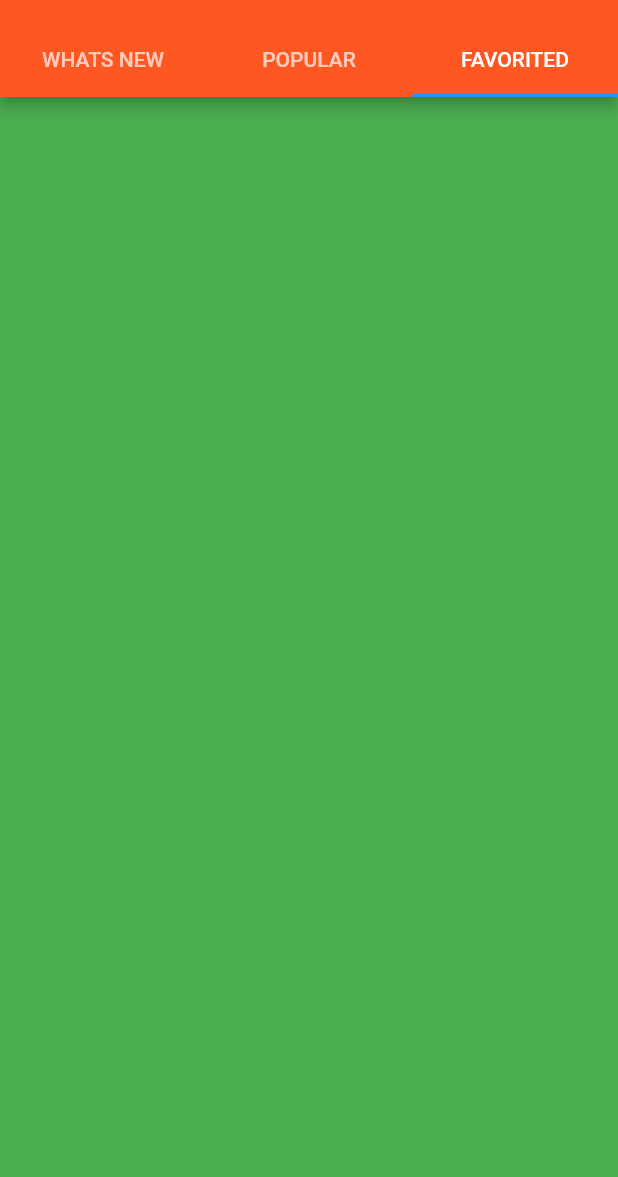
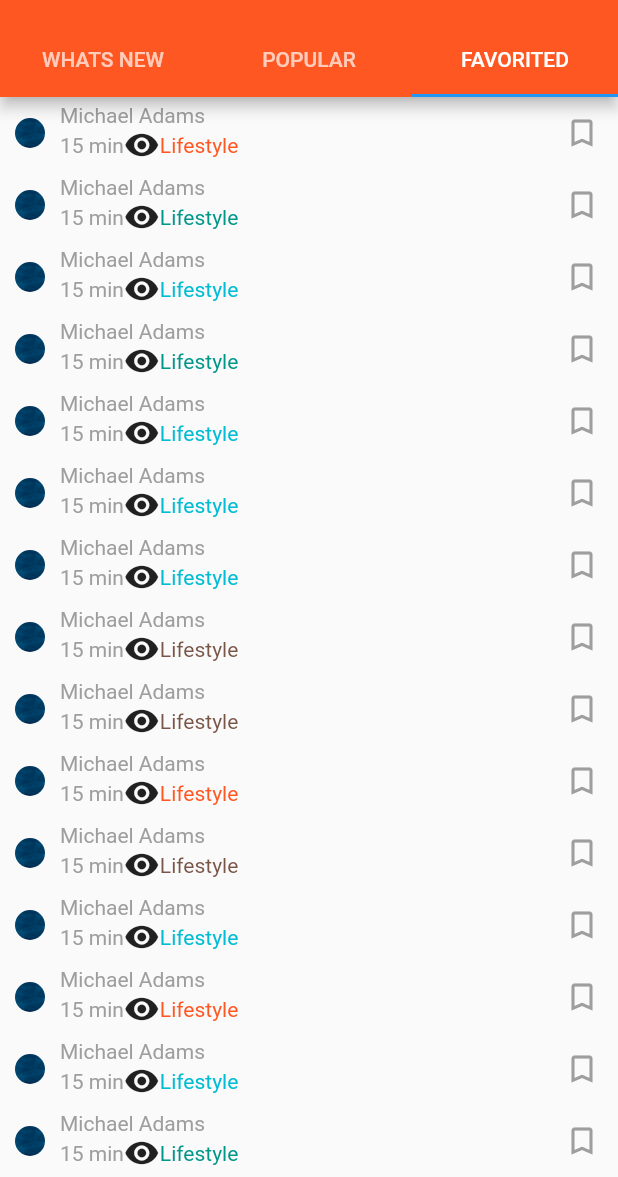
Before and after one commit to Farouk615/News_Application, a Flutter app: the HomePage screen opened directly, tab 3 chosen, on a phone screen of 412 x 824 dp, the part 59-1236 px from its top. Run offline on Flutter 3.47's test engine with Material 2 defaults, Android fonts, the phone set to English and light mode, and no system bars; missing offline and left inert: dart:html, page_view_indicator.

Commit message:
add listView of Favorited screen

```diff
--- a/lib/screens/Home_tab/Favorited.dart
+++ b/lib/screens/Home_tab/Favorited.dart
@@ -1,3 +1,6 @@
+import 'dart:html';
+import 'dart:math';
+
 import 'package:flutter/material.dart';
 
 class Favorite extends StatefulWidget {
@@ -8,10 +11,70 @@ class Favorite extends StatefulWidget {
 }
 
 class _FavoriteState extends State<Favorite> {
+  List<MaterialColor> textcolor = [
+    Colors.deepOrange,
+    Colors.teal,
+    Colors.cyan,
+    Colors.brown,
+  ];
+
+Random random = Random();
+  MaterialColor _getRandomColor(){
+    return textcolor[random.nextInt(textcolor.length)];
+  }
   @override
   Widget build(BuildContext context) {
-    return Container(
-      color: Colors.green,
+    return ListView.builder(itemBuilder: (BuildContext context,int index){
+      return Column(
+        children: [
+          _drawAuthorRow(Colors.deepOrange),
+          _drawItemRow(),
+        ],
+      );
+    },
+    itemCount: 20,);
+  }
+  Widget _drawAuthorRow(MaterialColor textcolor){
+    return Row(
+      mainAxisAlignment: MainAxisAlignment.spaceBetween,
+      children: [
+        Row(
+          children: [
+            Container(
+              decoration: BoxDecoration(
+                shape: BoxShape.circle,
+                  image:DecorationImage(
+                  image: ExactAssetImage('assets/images/back.jpg'),
+                   fit: BoxFit.cover
+                ),
+              ),
+           width: 40,
+              height: 20,
+            ),
+            Column(
+              crossAxisAlignment: CrossAxisAlignment.start,
+              children: [
+                Text('Michael Adams',style: TextStyle(color: Colors.grey),),
+                Row(
+                  children: [
+                    Text('15 min',style: TextStyle(color: Colors.grey)),
+                    Icon(Icons.visibility),
+                    Text('Lifestyle',style: TextStyle(color: _getRandomColor()),),
+                  ],
+                )
+              ],
+            )
+          ],
+        ),
+        IconButton(
+          icon: const Icon(Icons.bookmark_border),
+          color: Colors.grey,
+          onPressed: () {},
+        ),
+      ],
     );
   }
+  Widget _drawItemRow(){
+    return Container();
+  }
 }
```
